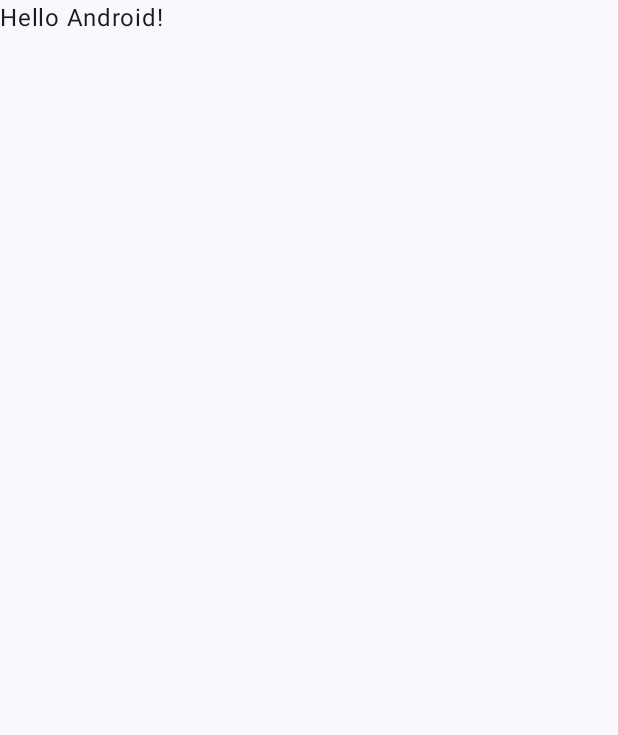
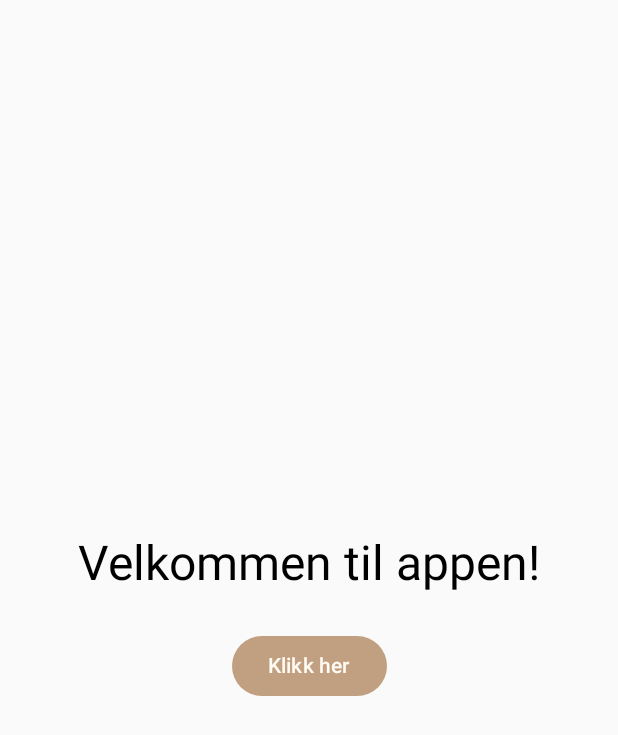
Before and after one commit to markusingierd/BOP3000, an Android app built with Jetpack Compose: the screen it shows after launch (MainActivity), on a phone screen of 412 x 824 dp. Before the commit the part shown is almost empty. Shown: the top 735 px of the screen. Run offline under Robolectric (Android 15) with nearby library versions, the phone set to English and light mode, and no system bars.

Commit message:
fikset mulighet for farger, tekstreferering, og startet på mappestruktur

```diff
--- a/app/src/main/java/no/usn/bop3000/MainActivity.kt
+++ b/app/src/main/java/no/usn/bop3000/MainActivity.kt
@@ -3,45 +3,14 @@ package no.usn.bop3000
 import android.os.Bundle
 import androidx.activity.ComponentActivity
 import androidx.activity.compose.setContent
-import androidx.activity.enableEdgeToEdge
-import androidx.compose.foundation.layout.fillMaxSize
-import androidx.compose.foundation.layout.padding
-import androidx.compose.material3.Scaffold
-import androidx.compose.material3.Text
-import androidx.compose.runtime.Composable
-import androidx.compose.ui.Modifier
-import androidx.compose.ui.tooling.preview.Preview
-import no.usn.bop3000.ui.theme.BOP3000Theme
+import no.usn.bop3000.ui.screens.HomePage
+import no.usn.bop3000.ui.theme.BopTheme
 
 class MainActivity : ComponentActivity() {
     override fun onCreate(savedInstanceState: Bundle?) {
         super.onCreate(savedInstanceState)
-        enableEdgeToEdge()
         setContent {
-            BOP3000Theme {
-                Scaffold(modifier = Modifier.fillMaxSize()) { innerPadding ->
-                    Greeting(
-                        name = "Android",
-                        modifier = Modifier.padding(innerPadding)
-                    )
-                }
-            }
+            BopTheme {HomePage()}
         }
     }
 }
-
-@Composable
-fun Greeting(name: String, modifier: Modifier = Modifier) {
-    Text(
-        text = "Hello $name!",
-        modifier = modifier
-    )
-}
-
-@Preview(showBackground = true)
-@Composable
-fun GreetingPreview() {
-    BOP3000Theme {
-        Greeting("Android")
-    }
-}
--- /dev/null
+++ b/app/src/main/java/no/usn/bop3000/ui/screens/HomePage.kt
@@ -0,0 +1,52 @@
+package no.usn.bop3000.ui.screens
+
+import androidx.compose.foundation.layout.*
+import no.usn.bop3000.R
+import androidx.compose.material3.Button
+import androidx.compose.material3.Text
+import androidx.compose.material3.ButtonColors
+import androidx.compose.runtime.Composable
+import androidx.compose.ui.Alignment
+import androidx.compose.ui.Modifier
+import androidx.compose.ui.tooling.preview.Preview
+import androidx.compose.ui.unit.dp
+import androidx.compose.material3.MaterialTheme
+import androidx.compose.ui.res.stringResource
+
+@Composable
+fun HomePage() {
+    Column(
+        modifier = Modifier
+            .fillMaxSize()
+            .padding(16.dp),
+        horizontalAlignment = Alignment.CenterHorizontally,
+        verticalArrangement = Arrangement.Center
+    ) {
+        Text(
+            text = stringResource(id = R.string.welcome_message),
+            style = MaterialTheme.typography.headlineLarge
+        )
+
+        Spacer(modifier = Modifier.height(24.dp))
+
+        Button(
+            onClick = { /* Handtering av knappetrykk */ },
+            colors = ButtonColors(
+                containerColor = MaterialTheme.colorScheme.primary,
+                contentColor = MaterialTheme.colorScheme.onPrimary,
+                disabledContainerColor = MaterialTheme.colorScheme.primary.copy(alpha = 0.3f), // Bakgrunnsfarge når deaktivert
+                disabledContentColor = MaterialTheme.colorScheme.onPrimary.copy(alpha = 0.3f) // Tekstfarge når deaktivert
+            )
+        ) {
+            Text(
+                text = stringResource(id = R.string.klikk_her)
+            )
+        }
+    }
+}
+
+@Preview
+@Composable
+fun PreviewHomePage() {
+    HomePage()
+}
--- a/app/src/main/java/no/usn/bop3000/ui/theme/Color.kt
+++ b/app/src/main/java/no/usn/bop3000/ui/theme/Color.kt
@@ -2,10 +2,26 @@ package no.usn.bop3000.ui.theme
 
 import androidx.compose.ui.graphics.Color
 
-val Purple80 = Color(0xFFD0BCFF)
-val PurpleGrey80 = Color(0xFFCCC2DC)
-val Pink80 = Color(0xFFEFB8C8)
+val DefaultBackground = Color(0xFFFFFBF3)
+val NavbarBackground = Color(0xFFA67F5A)
+val NavbarButtonSelected = Color(0xFF7F563B)
+val DefaultButton = Color(0XFFC0A080)
+val DefaultListItemBackground = Color(0xFFDAB892)
+val ProfileUserBackground = Color(0xFF000000)
+val ProfileUserStatisticsBackground = Color(0xFFEFEBE9)
+val ErrorColor = Color.Red
+val ProfileBanner = Color(0xFFA1887F)
+val ProfileScoreboard = Color(0xFFEFEBE9)
+val OnProfileBanner = Color.Black
 
-val Purple40 = Color(0xFF6650a4)
-val PurpleGrey40 = Color(0xFF625b71)
-val Pink40 = Color(0xFF7D5260)
+val DarkDefaultBackground = Color(0xFF3C3C3E)
+val DarkNavbarBackground = Color(0xFF2C2C2E)
+val DarkNavbarButtonSelected = Color(0xFF121212)
+val DarkDefaultButton = Color(0xFF1E1E1E)
+val DarkDefaultListItemBackground = Color(0xFFFFFBF3)
+val DarkProfileUserBackground = Color(0xFFFFFFFF)
+val DarkProfileUserStatisticsBackground = Color(0xFFE0E0E0)
+val DarkErrorColor = Color.Red
+val DarkProfileBanner = Color(0xFFC9C9C9)
+val DarkProfileScoreboard = Color(0xFFEFEBE9)
+val DarkOnProfileBanner = Color.Black
--- a/app/src/main/java/no/usn/bop3000/ui/theme/Theme.kt
+++ b/app/src/main/java/no/usn/bop3000/ui/theme/Theme.kt
@@ -1,58 +1,63 @@
 package no.usn.bop3000.ui.theme
 
-//import android.app.Activity
-import android.os.Build
 import androidx.compose.foundation.isSystemInDarkTheme
 import androidx.compose.material3.MaterialTheme
 import androidx.compose.material3.darkColorScheme
-import androidx.compose.material3.dynamicDarkColorScheme
-import androidx.compose.material3.dynamicLightColorScheme
 import androidx.compose.material3.lightColorScheme
 import androidx.compose.runtime.Composable
-import androidx.compose.ui.platform.LocalContext
 
 private val DarkColorScheme = darkColorScheme(
-    primary = Purple80,
-    secondary = PurpleGrey80,
-    tertiary = Pink80
+    primary = DarkDefaultButton,
+    secondary = DarkNavbarButtonSelected,
+    background = DarkDefaultBackground,
+    surface = DarkNavbarBackground,
+    onPrimary = DarkProfileUserBackground,
+    onSecondary = DarkDefaultListItemBackground,
+    onBackground = DarkProfileUserBackground,
+    onSurface = DarkProfileUserStatisticsBackground,
+    error = DarkErrorColor,
+    tertiary = DarkProfileBanner,
+    onTertiary = DarkOnProfileBanner,
+    scrim = DarkProfileScoreboard
 )
 
 private val LightColorScheme = lightColorScheme(
-    primary = Purple40,
-    secondary = PurpleGrey40,
-    tertiary = Pink40
-
-    /* Other default colors to override
-    background = Color(0xFFFFFBFE),
-    surface = Color(0xFFFFFBFE),
-    onPrimary = Color.White,
-    onSecondary = Color.White,
-    onTertiary = Color.White,
-    onBackground = Color(0xFF1C1B1F),
-    onSurface = Color(0xFF1C1B1F),
-    */
+    primary = DefaultButton,
+    secondary = NavbarButtonSelected,
+    background = DefaultBackground,
+    surface = NavbarBackground,
+    onPrimary = DefaultBackground,
+    onSecondary = DefaultListItemBackground,
+    onBackground = ProfileUserBackground,
+    onSurface = ProfileUserStatisticsBackground,
+    error = ErrorColor,
+    tertiary = ProfileBanner,
+    onTertiary = OnProfileBanner,
+    scrim = ProfileScoreboard
 )
 
+/**
+ * Function that provides a customizable theme for the app, allowing switching between light and dark modes.
+ *
+ * @param darkTheme Boolean flag indicating if dark theme should be used.
+ * @param content Composable content that should be wrapped with the theme.
+ * @author markusingierd
+ * @created 2024-10-12
+ */
 @Composable
-fun BOP3000Theme(
+fun BopTheme(
     darkTheme: Boolean = isSystemInDarkTheme(),
-    // Dynamic color is available on Android 12+
-    dynamicColor: Boolean = true,
     content: @Composable () -> Unit
 ) {
-    val colorScheme = when {
-        dynamicColor && Build.VERSION.SDK_INT >= Build.VERSION_CODES.S -> {
-            val context = LocalContext.current
-            if (darkTheme) dynamicDarkColorScheme(context) else dynamicLightColorScheme(context)
+    val colorScheme =
+        if (!darkTheme) {
+            LightColorScheme
+        } else {
+            DarkColorScheme
         }
-
-        darkTheme -> DarkColorScheme
-        else -> LightColorScheme
-    }
 
     MaterialTheme(
         colorScheme = colorScheme,
-        typography = Typography,
         content = content
     )
 }
--- a/app/src/main/res/values/strings.xml
+++ b/app/src/main/res/values/strings.xml
@@ -1,3 +1,6 @@
+
 <resources>
     <string name="app_name">BOP3000</string>
+    <string name="welcome_message">Velkommen til appen!</string>
+    <string name="klikk_her">Klikk her</string>
 </resources>
```
